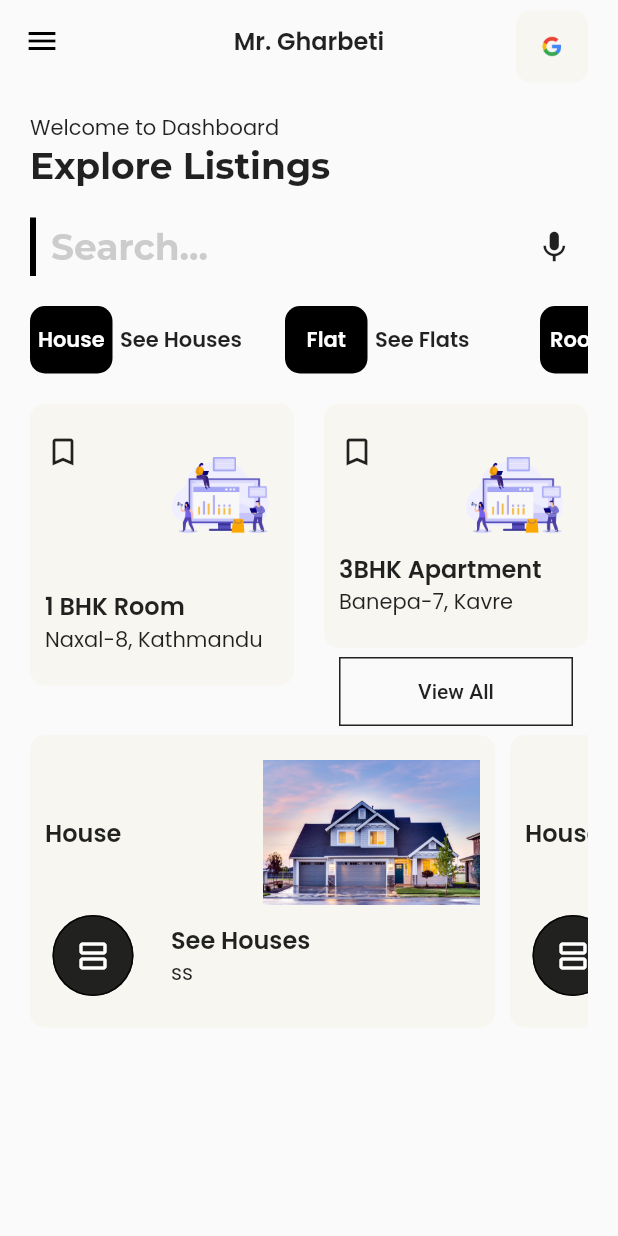
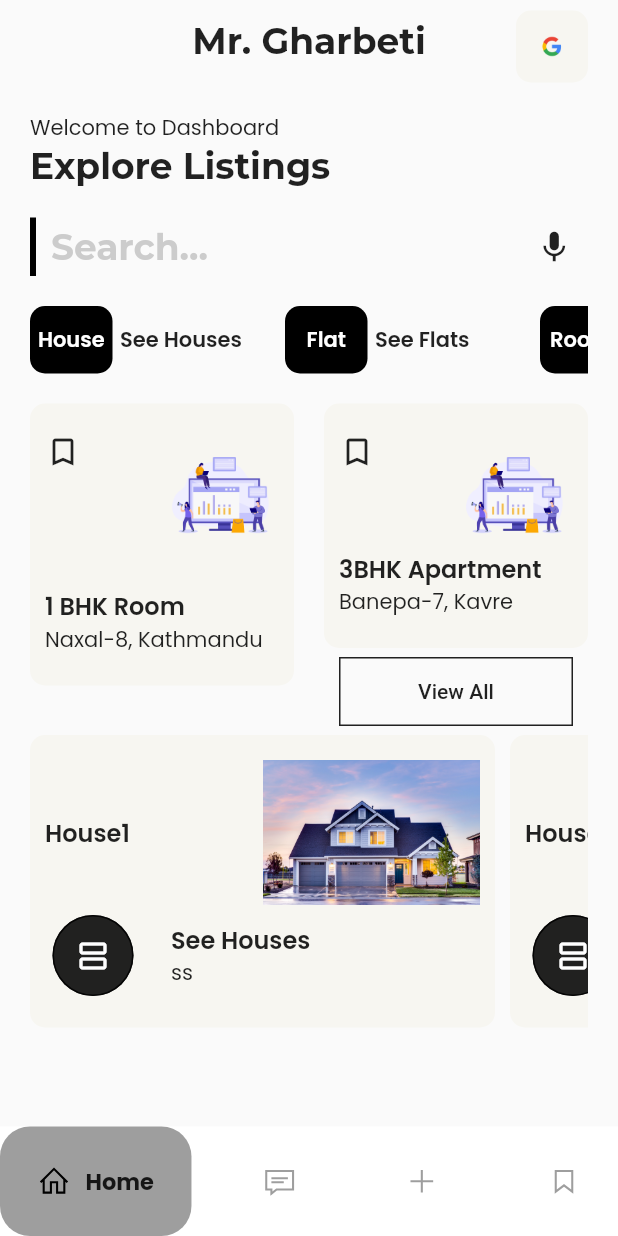
Before and after one commit to sawndes/mrGharbeti, a Flutter app: the screen it shows once a user with an empty profile is signed in, after a tap on the "view agenda" icon, on a phone screen of 412 x 824 dp. Run offline on Flutter 3.47's test engine with Material 2 defaults, Android fonts, the phone set to English and light mode, and no system bars; drawn by our look-alikes of google_nav_bar; our stand-ins replace cloud_firestore, firebase_auth, firebase_core, flutter_otp_text_field, get, google_fonts and 3 more; accounts and stored records are empty.

Commit message:
added bottom navigation bar

```diff
--- a/lib/main.dart
+++ b/lib/main.dart
@@ -2,6 +2,7 @@ import 'package:firebase_core/firebase_core.dart';
 import 'package:flutter/material.dart';
 import 'package:get/get.dart';
 import 'package:mr_gharbeti/firebase_options.dart';
+import 'package:mr_gharbeti/src/controller/bookmark_clicked_controller.dart';
 
 import './src/widgets/authentication/fire_auth.dart';
 import './src/themes/themes.dart';
@@ -12,11 +13,14 @@ void main() async {
   await Firebase.initializeApp(
     options: DefaultFirebaseOptions.currentPlatform,
   ).then((value) => Get.put(FireAuth()));
-  runApp(const MyApp());
+  runApp(MyApp());
 }
 
 class MyApp extends StatelessWidget {
-  const MyApp({Key? key}) : super(key: key);
+  BookmarkClickedController bookmarkClickedController =
+      Get.put(BookmarkClickedController());
+
+  MyApp({Key? key}) : super(key: key);
 
   // This widget is the root of your application.
   @override
--- /dev/null
+++ b/lib/src/controller/bookmark_clicked_controller.dart
@@ -0,0 +1,24 @@
+import 'package:get/get.dart';
+
+import '../models/top_listings_model.dart';
+
+class BookmarkClickedController extends GetxController {
+  var selectedIndex = 0.obs;
+  var favList = <DashboardTopListingsModel>[].obs;
+
+  void addBookmark(DashboardTopListingsModel list) {
+    if (!favList.contains(list)) {
+      favList.add(list);
+    } else {
+      Get.snackbar(
+          snackPosition: SnackPosition.BOTTOM,
+          duration: Duration(milliseconds: 1000),
+          'Already Bookmarked',
+          'You\'ve added this listings to your bookmark');
+    }
+  }
+
+  void removeBookmark(DashboardTopListingsModel list) {
+    favList.remove(list);
+  }
+}
--- /dev/null
+++ b/lib/src/controller/bottom_navigation_controller.dart
@@ -0,0 +1,9 @@
+import 'package:get/get.dart';
+
+class BottomNavigationController extends GetxController {
+  var selectedIndex = 0.obs;
+
+  void changeIndex(int index) {
+    selectedIndex.value = index;
+  }
+}
--- a/lib/src/models/top_listings_model.dart
+++ b/lib/src/models/top_listings_model.dart
@@ -11,10 +11,10 @@ class DashboardTopListingsModel {
       this.title, this.heading, this.subheading, this.image, this.onPress);
   static List<DashboardTopListingsModel> list = [
     DashboardTopListingsModel(
-        'House', 'See Houses', 'ss', 'assets/images/house2.jpg', null),
+        'House1', 'See Houses', 'ss', 'assets/images/house2.jpg', null),
     DashboardTopListingsModel(
-        'House', 'See Houses', 'ss', 'assets/images/house1.jpg', null),
+        'House2', 'See Houses', 'ss', 'assets/images/house1.jpg', null),
     DashboardTopListingsModel(
-        'House', 'See Houses', 'ss', 'assets/images/house2.jpg', null),
+        'House3', 'See Houses', 'ss', 'assets/images/house2.jpg', null),
   ];
 }
--- /dev/null
+++ b/lib/src/screens/add_listings.dart
@@ -0,0 +1,15 @@
+import 'package:flutter/material.dart';
+import 'package:flutter/src/widgets/container.dart';
+import 'package:flutter/src/widgets/framework.dart';
+
+class AddListingsPage extends StatelessWidget {
+  const AddListingsPage({super.key});
+
+  @override
+  Widget build(BuildContext context) {
+    return Scaffold(
+        body: Center(
+      child: Text('Add Listings Page'),
+    ));
+  }
+}
--- /dev/null
+++ b/lib/src/screens/bookmark_listings.dart
@@ -0,0 +1,51 @@
+import 'package:flutter/material.dart';
+import 'package:flutter/src/widgets/container.dart';
+import 'package:flutter/src/widgets/framework.dart';
+import 'package:get/get.dart';
+
+import '../controller/bookmark_clicked_controller.dart';
+
+class BookmarkListings extends StatelessWidget {
+  BookmarkListings({super.key});
+  BookmarkClickedController bookmarkClickedController = Get.find();
+
+  @override
+  Widget build(BuildContext context) {
+    final list = bookmarkClickedController.favList;
+    return Scaffold(
+        body: Obx(
+      () => SingleChildScrollView(
+        child: Column(
+          children: [
+            ListView.builder(
+                scrollDirection: Axis.vertical,
+                shrinkWrap: true,
+                itemCount: list.length,
+                itemBuilder: ((context, index) => GestureDetector(
+                      onTap: list[index].onPress,
+                      child: SizedBox(
+                        width: 120,
+                        height: 100,
+                        child: Column(
+                          children: [
+                            Row(
+                              children: [
+                                Text(list[index].title),
+                                ElevatedButton(
+                                    onPressed: () {
+                                      bookmarkClickedController
+                                          .removeBookmark(list[index]);
+                                    },
+                                    child: Text('Remove '))
+                              ],
+                            )
+                          ],
+                        ),
+                      ),
+                    )))
+          ],
+        ),
+      ),
+    ));
+  }
+}
--- /dev/null
+++ b/lib/src/screens/chat.dart
@@ -0,0 +1,15 @@
+import 'package:flutter/material.dart';
+import 'package:flutter/src/widgets/container.dart';
+import 'package:flutter/src/widgets/framework.dart';
+
+class ChatPage extends StatelessWidget {
+  const ChatPage({super.key});
+
+  @override
+  Widget build(BuildContext context) {
+    return Scaffold(
+        body: Center(
+      child: Text('Chat page'),
+    ));
+  }
+}
--- a/lib/src/screens/dashboard.dart
+++ b/lib/src/screens/dashboard.dart
@@ -2,7 +2,6 @@ import 'package:flutter/material.dart';
 import '../widgets/dashboard_widgets/categories_ui.dart';
 import '../widgets/dashboard_widgets/appBar_ui.dart';
 
-import '../widgets/authentication/fire_auth.dart';
 import '../widgets/dashboard_widgets/banner_ui.dart';
 import '../widgets/dashboard_widgets/searchBar_ui.dart';
 import '../widgets/dashboard_widgets/top_listings_ui.dart';
--- /dev/null
+++ b/lib/src/screens/navigation_bar.dart
@@ -0,0 +1,113 @@
+import 'package:flutter/material.dart';
+import 'package:get/get.dart';
+import 'package:line_icons/line_icon.dart';
+import 'package:line_icons/line_icons.dart';
+import 'package:mr_gharbeti/src/controller/bottom_navigation_controller.dart';
+import 'package:mr_gharbeti/src/screens/add_listings.dart';
+import 'package:mr_gharbeti/src/screens/bookmark_listings.dart';
+import 'package:mr_gharbeti/src/screens/chat.dart';
+import 'package:mr_gharbeti/src/screens/dashboard.dart';
+import 'package:google_nav_bar/google_nav_bar.dart';
+
+class NavigationPage extends StatelessWidget {
+  // NavigationPage({super.key});
+  BottomNavigationController bottomNavigationController =
+      Get.put(BottomNavigationController());
+  NavigationPage({Key? key}) : super(key: key);
+
+  final screens = [
+    DashBoard(),
+    ChatPage(),
+    AddListingsPage(),
+    BookmarkListings(),
+  ];
+
+  @override
+  Widget build(BuildContext context) {
+    return Scaffold(
+      body: Obx(
+        () => IndexedStack(
+          index: bottomNavigationController.selectedIndex.value,
+          children: screens,
+        ),
+      ),
+      bottomNavigationBar: Obx(
+        () => GNav(
+          backgroundColor: Colors.white,
+          iconSize: 22,
+          gap: 10,
+          color: Colors.grey.shade500,
+          rippleColor: Colors.black,
+          haptic: true,
+          tabBorderRadius: 20,
+          textSize: 5,
+
+          activeColor: Colors.black,
+          tabBackgroundColor: Colors.grey.shade500,
+          selectedIndex: bottomNavigationController.selectedIndex.value,
+          // tabBackgroundColor:
+          //     Colors.purple.withOpacity(0.1), // selected tab background color
+          onTabChange: (index) {
+            bottomNavigationController.changeIndex(index);
+          },
+          tabs: const [
+            GButton(
+              icon: LineIcons.home,
+              text: 'Home',
+              textStyle: TextStyle(
+                fontSize: 15,
+                fontWeight: FontWeight.bold,
+              ),
+            ),
+            GButton(
+              icon: LineIcons.sms,
+              text: 'Chat',
+            ),
+            GButton(
+              icon: LineIcons.plus,
+              text: 'Add Listings',
+            ),
+            GButton(
+              icon: LineIcons.bookmark,
+              text: 'Favorites',
+            )
+          ],
+          // BottomNavigationBar(
+          //   type: BottomNavigationBarType.shifting,
+          //   selectedItemColor: Colors.black,
+          //   unselectedItemColor: Colors.grey,
+          //   showSelectedLabels: false,
+          //   showUnselectedLabels: false,
+          //   onTap: (index) {
+          //     bottomNavigationController.changeIndex(index);
+          //   },
+          //   currentIndex: bottomNavigationController.selectedIndex.value,
+          //   items: [
+          //     BottomNavigationBarItem(
+          //       label: "Home",
+          //       // icon: Icon(Icons.home),
+          //       icon: Icon(LineAwesomeIcons.home),
+          //     ),
+          //     BottomNavigationBarItem(
+          //       label: "Chat",
+          //       icon: Icon(Icons.chat_bubble_rounded),
+          //     ),
+          //     BottomNavigationBarItem(
+          //       label: "Add",
+          //       icon: Icon(Icons.add_circle_outline_sharp),
+          //     ),
+          //     BottomNavigationBarItem(
+          //       label: "Bookmark",
+          //       icon: Icon(Icons.bookmark),
+          //     ),
+          //     BottomNavigationBarItem(
+          //       label: "Home",
+          //       icon: Icon(LineAwesomeIcons.user),
+          //     ),
+          //   ],
+          // ),
+        ),
+      ),
+    );
+  }
+}
--- /dev/null
+++ b/lib/src/screens/rent_man_page.dart
@@ -0,0 +1,15 @@
+import 'package:flutter/material.dart';
+import 'package:flutter/src/widgets/container.dart';
+import 'package:flutter/src/widgets/framework.dart';
+
+class RentManPage extends StatelessWidget {
+  const RentManPage({super.key});
+
+  @override
+  Widget build(BuildContext context) {
+    return Scaffold(
+        body: Center(
+      child: Text('Rent Management Page'),
+    ));
+  }
+}
--- a/lib/src/widgets/authentication/fire_auth.dart
+++ b/lib/src/widgets/authentication/fire_auth.dart
@@ -1,5 +1,6 @@
 import 'package:firebase_auth/firebase_auth.dart';
 import 'package:get/get.dart';
+import 'package:mr_gharbeti/src/screens/navigation_bar.dart';
 
 import '../../screens/dashboard.dart';
 import '../../screens/home_screen.dart';
@@ -24,7 +25,7 @@ class FireAuth extends GetxController {
   _setInitialScreen(User? user) {
     user == null
         ? Get.offAll(() => const HomeScreen())
-        : Get.offAll(() => DashBoard(
+        : Get.offAll(() => NavigationPage(
             // user: user,
             ));
   }
@@ -60,7 +61,7 @@ class FireAuth extends GetxController {
 
   void check(String otp) async {
     var isVerified = await FireAuth.instance.verifyOTP(otp);
-    isVerified ? Get.off(DashBoard()) : Get.back();
+    isVerified ? Get.off(NavigationPage()) : Get.back();
   }
 
   Future<void> createUserWithEmailAndPassword(
@@ -71,7 +72,7 @@ class FireAuth extends GetxController {
         password: password,
       );
       firebaseUser.value != null
-          ? Get.offAll(() => DashBoard())
+          ? Get.offAll(() => NavigationPage())
           : Get.to(() => const HomeScreen());
     } on FirebaseAuthException catch (e) {
       final ex = SignUpWithEmailAndPasswordFailure.code(e.code);
--- a/lib/src/widgets/authentication/otp_controller.dart
+++ b/lib/src/widgets/authentication/otp_controller.dart
@@ -1,4 +1,5 @@
 import 'package:get/get.dart';
+import 'package:mr_gharbeti/src/screens/navigation_bar.dart';
 
 import '../../screens/dashboard.dart';
 import './fire_auth.dart';
@@ -8,6 +9,6 @@ class OTPController extends GetxController {
 
   void verifyOTP(String otp) async {
     var isVerified = await FireAuth.instance.verifyOTP(otp);
-    isVerified ? Get.off(DashBoard()) : Get.back();
+    isVerified ? Get.off(NavigationPage()) : Get.back();
   }
 }
--- a/lib/src/widgets/authentication/signup_form.dart
+++ b/lib/src/widgets/authentication/signup_form.dart
@@ -1,5 +1,6 @@
 import 'package:flutter/material.dart';
 import 'package:get/get.dart';
+import 'package:lottie/lottie.dart';
 import 'package:mr_gharbeti/src/models/user_model.dart';
 import '../../screens/otp_screen.dart';
 import './signup_controller.dart';
@@ -22,11 +23,21 @@ class SignUpForm extends StatelessWidget {
     return Column(
       crossAxisAlignment: CrossAxisAlignment.start,
       children: [
-        // Lottie.asset(),
+        SizedBox(
+          height: 30,
+        ),
+        Lottie.asset(
+          alignment: Alignment.center,
+          'animation/register_animation.json',
+          height: size.height * 0.20,
+        ),
         // Image.asset(
         //   'assets/animations/register_animation.json',
         //   height: size.height * 0.20,
         // ),
+        Column(
+          crossAxisAlignment: CrossAxisAlignment.start,
+          children: [
             Text(
               "Register your Account,",
               style: Theme.of(context).textTheme.headline1,
@@ -149,6 +160,8 @@ class SignUpForm extends StatelessWidget {
               ),
             )
           ],
+        )
+      ],
     );
   }
 }
--- a/lib/src/widgets/dashboard_widgets/appBar_ui.dart
+++ b/lib/src/widgets/dashboard_widgets/appBar_ui.dart
@@ -17,12 +17,12 @@ class AppBarUI extends StatelessWidget implements PreferredSizeWidget {
       elevation: 0,
       centerTitle: true,
       backgroundColor: Colors.transparent,
-      leading: Icon(
-        Icons.menu,
-        //For Dark Color
-        color: isDark ? Colors.white : const Color(0xff000000),
-      ),
-      title: Text('Mr. Gharbeti', style: Theme.of(context).textTheme.headline4),
+      // leading: Icon(
+      //   Icons.menu,
+      //   //For Dark Color
+      //   color: isDark ? Colors.white : const Color(0xff000000),
+      // ),
+      title: Text('Mr. Gharbeti', style: Theme.of(context).textTheme.headline2),
       actions: [
         Container(
           margin: const EdgeInsets.only(right: 20, top: 7),
--- a/lib/src/widgets/dashboard_widgets/banner_ui.dart
+++ b/lib/src/widgets/dashboard_widgets/banner_ui.dart
@@ -31,9 +31,26 @@ class DashboardBannerUI extends StatelessWidget {
                 Row(
                   crossAxisAlignment: CrossAxisAlignment.start,
                   mainAxisAlignment: MainAxisAlignment.spaceBetween,
-                  children: const [
-                    Flexible(child: Icon(Icons.bookmark_border)),
+                  children: [
                     Flexible(
+                      child: InkWell(
+                        onTap: () {
+                          print('clicked');
+                        },
+                        child: Icon(Icons.bookmark_border),
+                      ),
+                    ),
+                    // ElevatedButton.icon(
+                    //   style: ButtonStyle(
+                    //     backgroundColor: Colors.white
+                    //   ),
+                    //     onPressed: () {},
+                    //     icon: Icon(
+                    //       Icons.bookmark_border,
+                    //       size: 10,
+                    //     ),
+                    //     label: Text('')),
+                    const Flexible(
                         child:
                             // Icon(Icons.house)
                             Image(
--- a/lib/src/widgets/dashboard_widgets/top_listings_ui.dart
+++ b/lib/src/widgets/dashboard_widgets/top_listings_ui.dart
@@ -1,11 +1,13 @@
 import 'package:flutter/material.dart';
+import 'package:get/get.dart';
 
+import '../../controller/bookmark_clicked_controller.dart';
 import '../../models/top_listings_model.dart';
 
 class DashboardTopListings extends StatelessWidget {
-  const DashboardTopListings({Key? key, required this.textTheme})
-      : super(key: key);
+  DashboardTopListings({Key? key, required this.textTheme}) : super(key: key);
   final TextTheme textTheme;
+  BookmarkClickedController bookmarkClickedController = Get.find();
   @override
   Widget build(BuildContext context) {
     var brightness = MediaQuery.of(context).platformBrightness;
@@ -55,8 +57,12 @@ class DashboardTopListings extends StatelessWidget {
                       children: [
                         ElevatedButton(
                           style: ElevatedButton.styleFrom(
-                              shape: const CircleBorder()),
-                          onPressed: () {},
+                            shape: const CircleBorder(),
+                          ),
+                          onPressed: () {
+                            print('object');
+                            bookmarkClickedController.addBookmark(list[index]);
+                          },
                           child: const Icon(Icons.view_agenda_outlined),
                         ),
                         const SizedBox(width: 20),
--- a/pubspec.yaml
+++ b/pubspec.yaml
@@ -42,6 +42,8 @@ dependencies:
   line_awesome_flutter: ^2.0.0
   cloud_firestore: ^4.3.1
   lottie: ^2.1.0
+  google_nav_bar: ^5.0.6
+  line_icons: ^2.0.1
 
 dev_dependencies:
   flutter_test:
```
Also changed, not shown: pubspec.lock. Lines whose indentation alone changed are shown as unchanged.
